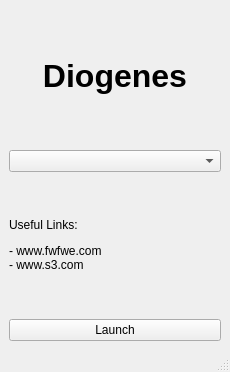
First picture: the form in src/mainwindow.ui, repository maxlamberti/Diogenes, before the edit.
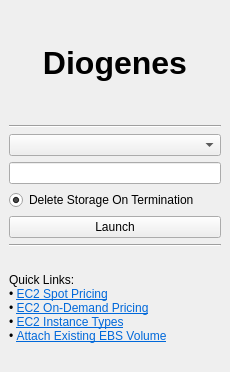
Second picture: the form after the edit.

Commit message: adds block volume management

```diff
--- a/src/mainwindow.ui
+++ b/src/mainwindow.ui
@@ -31,6 +31,13 @@
       </property>
      </widget>
     </item>
+    <item>
+     <widget class="Line" name="line_2">
+      <property name="orientation">
+       <enum>Qt::Horizontal</enum>
+      </property>
+     </widget>
+    </item>
     <item>
      <widget class="QComboBox" name="InstanceTypeComboBox">
       <property name="currentText">
@@ -45,9 +52,19 @@
      </widget>
     </item>
     <item>
-     <widget class="QLabel" name="label_2">
+     <widget class="QLineEdit" name="VolumeSizeLineEdit">
       <property name="text">
-       <string>&lt;html&gt;&lt;head/&gt;&lt;body&gt;&lt;p&gt;Useful Links: &lt;/p&gt;&lt;p&gt;- www.fwfwe.com&lt;br/&gt;- www.s3.com&lt;/p&gt;&lt;/body&gt;&lt;/html&gt;</string>
+       <string/>
+      </property>
+     </widget>
+    </item>
+    <item>
+     <widget class="QRadioButton" name="DeleteStorageButton">
+      <property name="text">
+       <string>Delete Storage On Termination </string>
+      </property>
+      <property name="checked">
+       <bool>true</bool>
       </property>
      </widget>
     </item>
@@ -58,9 +75,31 @@
       </property>
      </widget>
     </item>
+    <item>
+     <widget class="Line" name="line">
+      <property name="orientation">
+       <enum>Qt::Horizontal</enum>
+      </property>
+     </widget>
+    </item>
+    <item>
+     <widget class="QLabel" name="InfoLabel">
+      <property name="text">
+       <string>&lt;html&gt;&lt;head/&gt;&lt;body&gt;&lt;p&gt;Quick Links: &lt;br/&gt;• &lt;a href=&quot;https://aws.amazon.com/ec2/spot/pricing/&quot;&gt;&lt;span style=&quot; text-decoration: underline; color:#0068da;&quot;&gt;EC2 Spot Pricing&lt;br/&gt;&lt;/span&gt;&lt;/a&gt;• &lt;a href=&quot;https://aws.amazon.com/ec2/pricing/on-demand/&quot;&gt;&lt;span style=&quot; text-decoration: underline; color:#0068da;&quot;&gt;EC2 On-Demand Pricing&lt;br/&gt;&lt;/span&gt;&lt;/a&gt;• &lt;a href=&quot;https://aws.amazon.com/ec2/instance-types/&quot;&gt;&lt;span style=&quot; text-decoration: underline; color:#0068da;&quot;&gt;EC2 Instance Types&lt;br/&gt;&lt;/span&gt;&lt;/a&gt;• &lt;a href=&quot;https://docs.aws.amazon.com/AWSEC2/latest/UserGuide/ebs-attaching-volume.html&quot;&gt;&lt;span style=&quot; text-decoration: underline; color:#0068da;&quot;&gt;Attach Existing EBS Volume&lt;/span&gt;&lt;/a&gt;&lt;/p&gt;&lt;/body&gt;&lt;/html&gt;</string>
+      </property>
+      <property name="wordWrap">
+       <bool>true</bool>
+      </property>
+      <property name="openExternalLinks">
+       <bool>true</bool>
+      </property>
+      <property name="textInteractionFlags">
+       <set>Qt::LinksAccessibleByMouse</set>
+      </property>
+     </widget>
+    </item>
    </layout>
   </widget>
-  <widget class="QStatusBar" name="statusbar"/>
  </widget>
  <resources/>
  <connections/>
```
Left out of the diff: 2 changed lines with no effect on the pictures. The commit also changes 4 other files.
